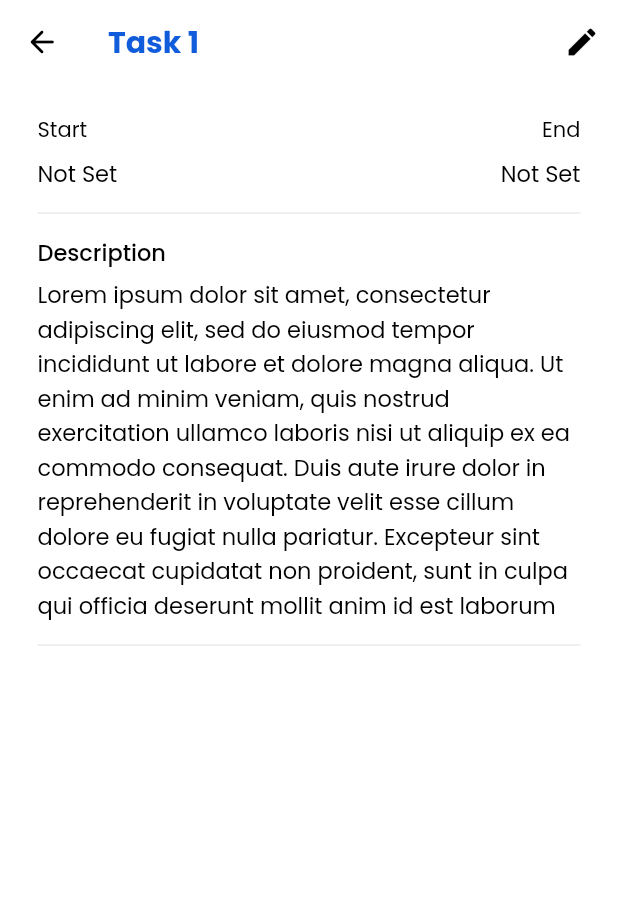
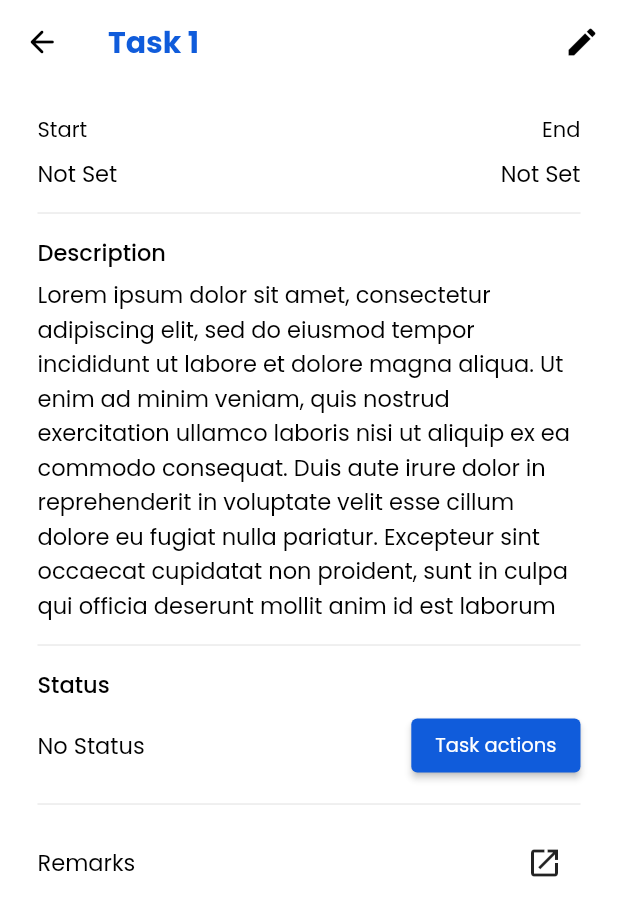
Before and after one commit to typecasted/tasq, a Flutter app: the HomeScreen screen opened directly, after a tap on the "add" icon, after a tap on "Task 1", on a phone screen of 412 x 824 dp. Shown: the top 916 px of the screen. Run offline on Flutter 3.47's test engine with Material 2 defaults, Android fonts, the phone set to English and light mode, and no system bars; our stand-ins replace flutter_svg, get, hive_flutter, otp_text_field; accounts and stored records are empty; network calls fail.

Commit message:
- added status in task details screen

```diff
--- a/lib/modules/task/models/task_model.dart
+++ b/lib/modules/task/models/task_model.dart
@@ -5,7 +5,7 @@ class TaskModel {
   String? startDate;
   String? endDate;
   String? time;
-  TaskStatus? status;
+  String? status;
 
   TaskModel({
     this.id,
--- a/lib/modules/task/task_details/task_details_screen.dart
+++ b/lib/modules/task/task_details/task_details_screen.dart
@@ -156,6 +156,73 @@ class _TaskDetailsScreenState extends State<TaskDetailsScreen> {
 
               const Divider(height: 30),
 
+              Text(
+                AppStrings.status,
+                style: const TextStyle(
+                  color: Colors.black,
+                  fontSize: 15,
+                  fontWeight: FontWeight.w500,
+                  fontFamily: FontFamily.poppins,
+                ),
+              ),
+
+              const SizedBox(
+                height: 5,
+              ),
+
+              Row(
+                mainAxisAlignment: MainAxisAlignment.spaceBetween,
+                children: [
+                  Text(
+                    widget.task.status ?? "No Status",
+                    style: const TextStyle(
+                      color: Colors.black,
+                      fontSize: 15,
+                      fontWeight: FontWeight.w400,
+                      fontFamily: FontFamily.poppins,
+                    ),
+                  ),
+
+                  /// Action button
+
+                  ElevatedButton(
+                    onPressed: () {},
+                    child: const Text(
+                      "Task actions",
+                      style: TextStyle(
+                        color: Colors.white,
+                        fontSize: 13,
+                        fontWeight: FontWeight.w400,
+                        fontFamily: FontFamily.poppins,
+                      ),
+                    ),
+                  ),
+                ],
+              ),
+
+              const Divider(height: 30),
+
+              Row(
+                mainAxisAlignment: MainAxisAlignment.spaceBetween,
+                children: [
+                  Text(
+                    AppStrings.remarks,
+                    style: const TextStyle(
+                      color: Colors.black,
+                      fontSize: 15,
+                      fontWeight: FontWeight.w400,
+                      fontFamily: FontFamily.poppins,
+                    ),
+                  ),
+                  IconButton(
+                    onPressed: () {},
+                    icon: const Icon(
+                      Icons.open_in_new_outlined,
+                    ),
+                  )
+                ],
+              ),
+
               // // Progress bar
               // Text(
               //   AppStrings.progress,
--- a/lib/utils/app_strings.dart
+++ b/lib/utils/app_strings.dart
@@ -60,7 +60,8 @@ class AppStrings {
 
   static String verifyAccount = 'Verify Account';
 
-  static String enterVerificationNumber = "Please enter the verification number we send to your email";
+  static String enterVerificationNumber =
+      "Please enter the verification number we send to your email";
 
   static String resendOTP = 'Resend OTP';
 
@@ -77,4 +78,8 @@ class AppStrings {
   static String lastName = 'Last Name';
 
   static String companyName = 'Company Name';
+
+  static String status = 'Status';
+
+  static String remarks = 'Remarks';
 }
```
